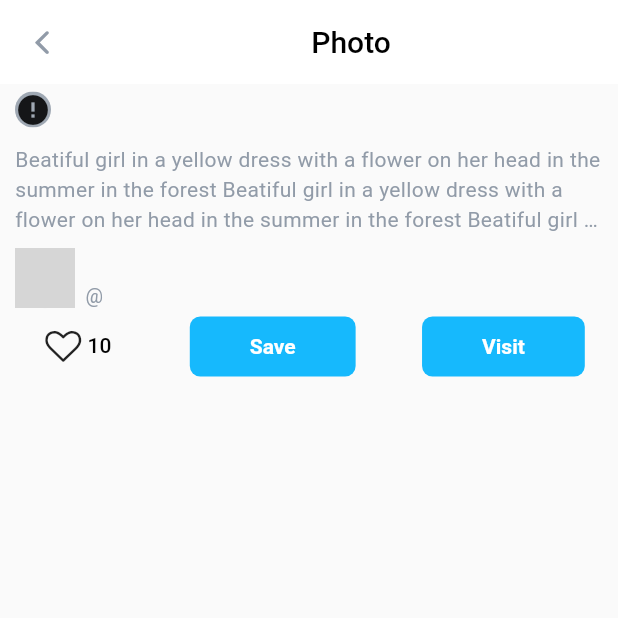
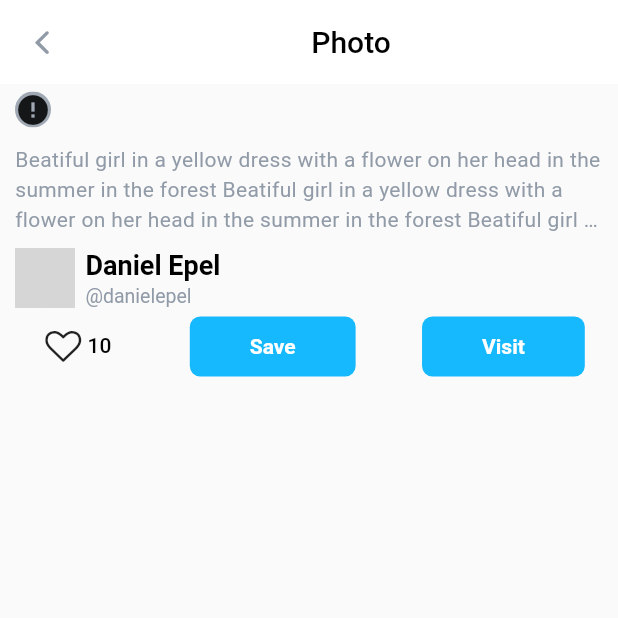
Before and after one commit to EpsWeb/skill_branch_flutter, a Flutter app: the FullScreenImage screen opened directly, on a phone screen of 412 x 824 dp, the top half of it. Run offline on Flutter 3.47's test engine with Material 2 defaults, Android fonts, the phone set to English and light mode, and no system bars; drawn by our look-alikes of cached_network_image; network calls fail; grey boxes are pictures that could not be loaded.

Commit message:
Hometask 3 done.

```diff
--- a/lib/screens/photo_screen.dart
+++ b/lib/screens/photo_screen.dart
@@ -107,8 +107,8 @@ class _FullScreenImageState extends State<FullScreenImage> {
             crossAxisAlignment: CrossAxisAlignment.start,
             mainAxisAlignment: MainAxisAlignment.spaceBetween,
             children: [
-              _buildText(name: name != null ? name : 'Daniel Epel'),
-              _buildText(nickName: userName != null ? userName : 'danielepel'),
+              _buildText(name: 'Daniel Epel'),
+              _buildText(nickName: 'danielepel'),
             ],
           ),
         ],
```
